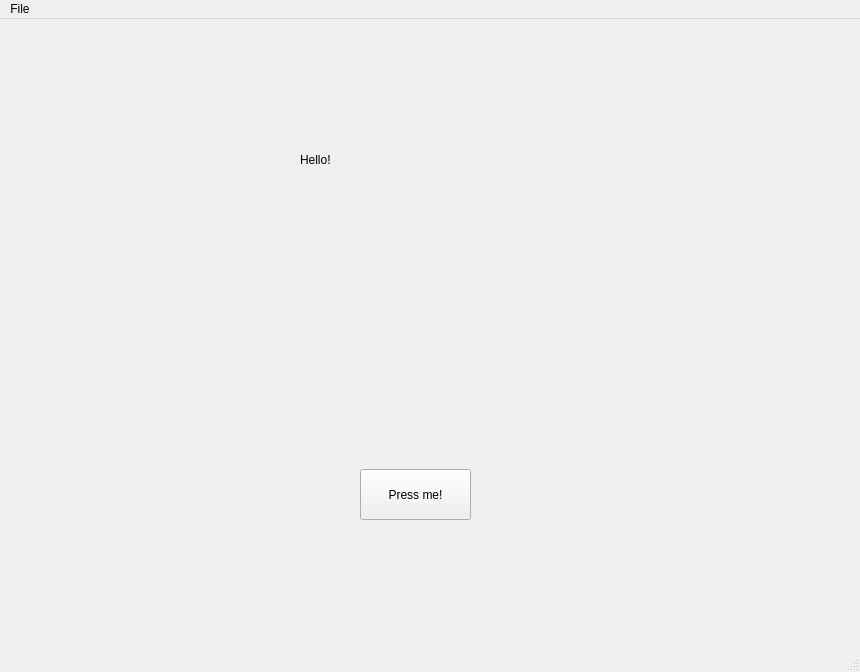
The window that Image_Label_GUI.ui (GnitLores/Image_Label_GUI) describes before a commit, drawn with Qt 5.
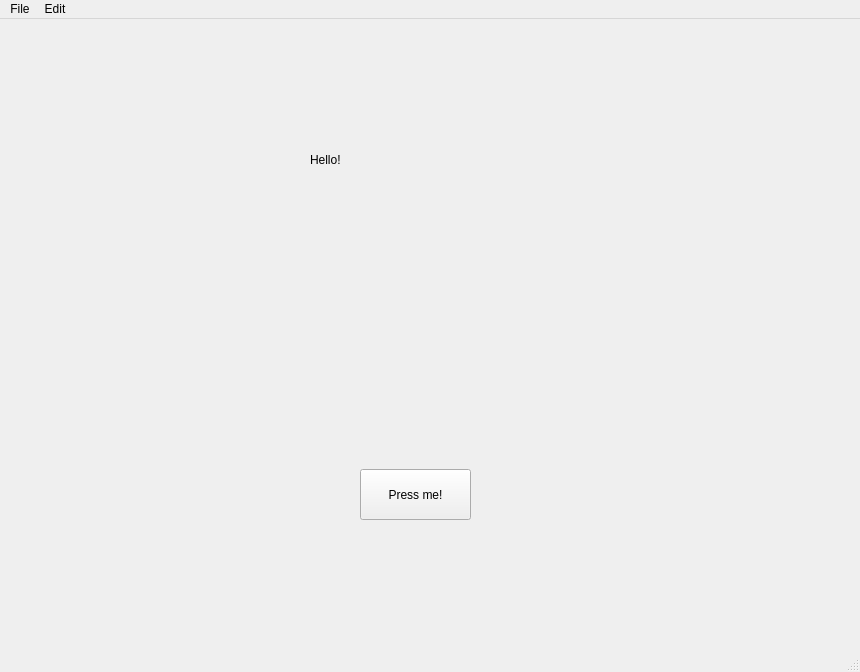
The same window after the commit.

Commit message: change to python code generated by extension

The edit to the form file:
```diff
--- a/Image_Label_GUI.ui
+++ b/Image_Label_GUI.ui
@@ -30,7 +30,7 @@
    <widget class="QLabel" name="label1">
     <property name="geometry">
      <rect>
-      <x>300</x>
+      <x>310</x>
       <y>110</y>
       <width>221</width>
       <height>61</height>
@@ -54,8 +54,18 @@
     <property name="title">
      <string>File</string>
     </property>
+    <addaction name="actionNew"/>
+    <addaction name="actionSave"/>
+   </widget>
+   <widget class="QMenu" name="menuEdit">
+    <property name="title">
+     <string>Edit</string>
+    </property>
+    <addaction name="actionCopy"/>
+    <addaction name="actionPaste"/>
    </widget>
    <addaction name="menuFile"/>
+   <addaction name="menuEdit"/>
   </widget>
   <widget class="QStatusBar" name="statusbar"/>
  </widget>
```
Left out of the diff: 41 changed lines with no effect on the pictures. The commit also changes 1 other file.
